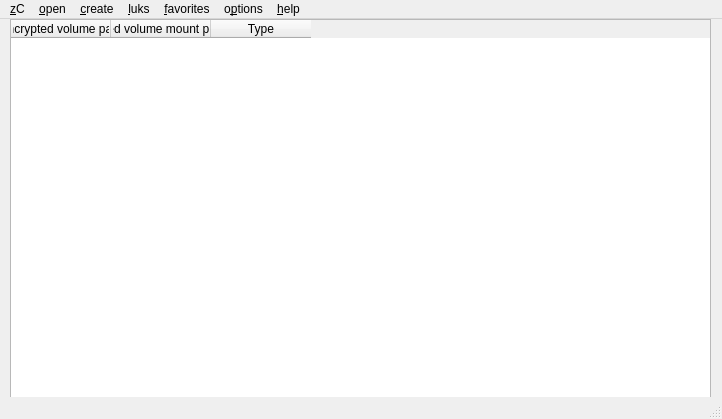
Qt form zuluCrypt-gui/zulucrypt.ui (mhogomchungu/zuluCrypt) before a commit.
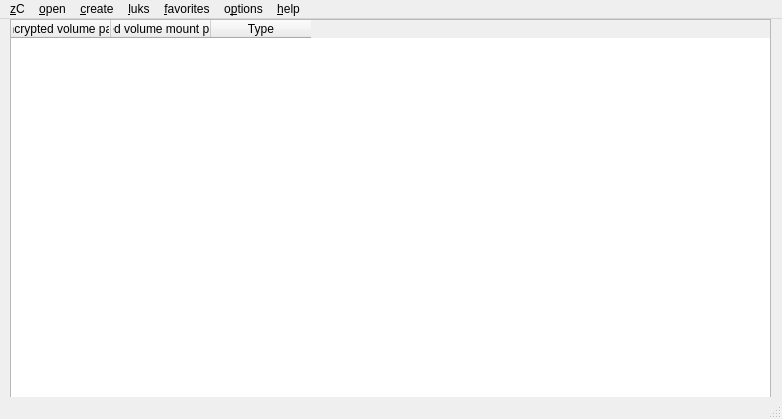
The same form after that commit. Icons and pictures are not drawn.

Diff of the .ui file:
```diff
--- a/zuluCrypt-gui/zulucrypt.ui
+++ b/zuluCrypt-gui/zulucrypt.ui
@@ -12,7 +12,7 @@
    <rect>
     <x>0</x>
     <y>0</y>
-    <width>722</width>
+    <width>782</width>
     <height>419</height>
    </rect>
   </property>
@@ -32,7 +32,7 @@
      <rect>
       <x>10</x>
       <y>0</y>
-      <width>701</width>
+      <width>761</width>
       <height>381</height>
      </rect>
     </property>
@@ -97,8 +97,8 @@
     <rect>
      <x>0</x>
      <y>0</y>
-     <width>722</width>
-     <height>22</height>
+     <width>782</width>
+     <height>23</height>
     </rect>
    </property>
    <widget class="QMenu" name="menuOpen">
```
